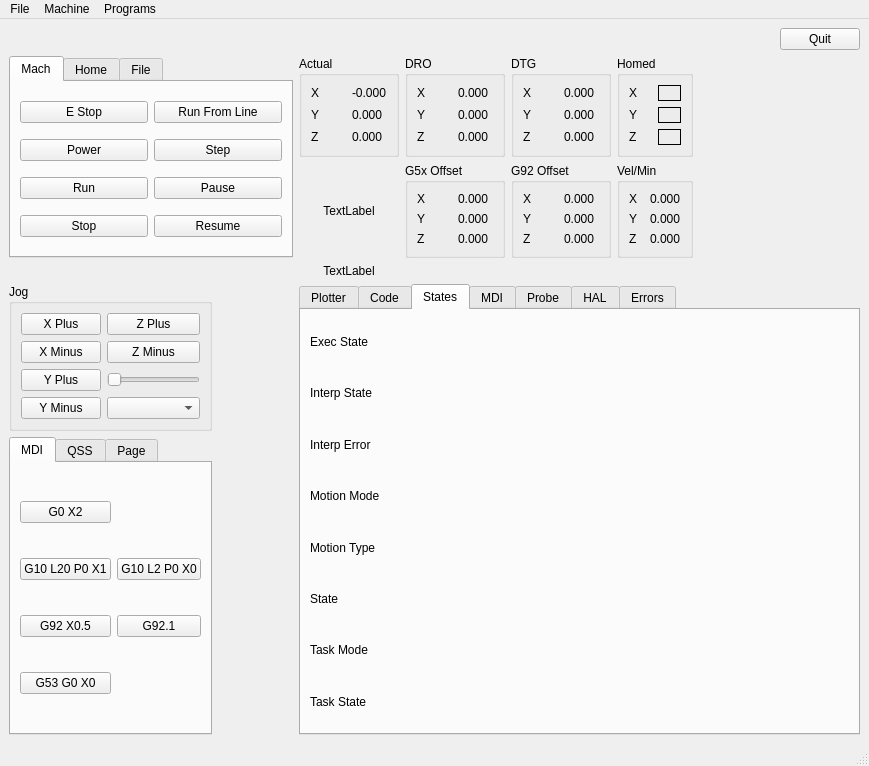
The window that examples/testgui/test.ui (jethornton/flexgui) describes before a commit, drawn with Qt 5.
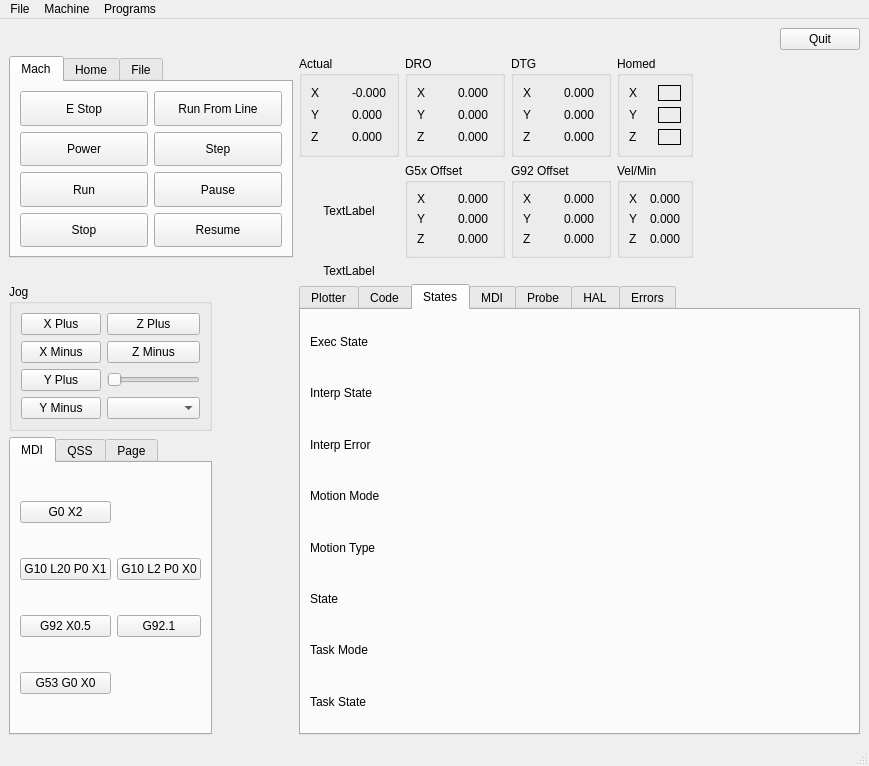
The same window after the commit.

What changed in the file:
```diff
--- a/examples/testgui/test.ui
+++ b/examples/testgui/test.ui
@@ -347,6 +347,12 @@
         </item>
         <item row="4" column="0">
          <widget class="QLabel" name="label_17">
+          <property name="maximumSize">
+           <size>
+            <width>100</width>
+            <height>16777215</height>
+           </size>
+          </property>
           <property name="text">
            <string>Motion Type</string>
           </property>
@@ -354,6 +360,12 @@
         </item>
         <item row="2" column="0">
          <widget class="QLabel" name="label_15">
+          <property name="maximumSize">
+           <size>
+            <width>100</width>
+            <height>16777215</height>
+           </size>
+          </property>
           <property name="text">
            <string>Interp Error</string>
           </property>
@@ -375,6 +387,12 @@
         </item>
         <item row="0" column="0">
          <widget class="QLabel" name="label_13">
+          <property name="maximumSize">
+           <size>
+            <width>100</width>
+            <height>16777215</height>
+           </size>
+          </property>
           <property name="text">
            <string>Exec State</string>
           </property>
@@ -382,6 +400,12 @@
         </item>
         <item row="7" column="0">
          <widget class="QLabel" name="label_19">
+          <property name="maximumSize">
+           <size>
+            <width>100</width>
+            <height>16777215</height>
+           </size>
+          </property>
           <property name="text">
            <string>Task State</string>
           </property>
@@ -396,6 +420,12 @@
         </item>
         <item row="1" column="0">
          <widget class="QLabel" name="label_14">
+          <property name="maximumSize">
+           <size>
+            <width>100</width>
+            <height>16777215</height>
+           </size>
+          </property>
           <property name="text">
            <string>Interp State</string>
           </property>
@@ -403,6 +433,12 @@
         </item>
         <item row="3" column="0">
          <widget class="QLabel" name="label_16">
+          <property name="maximumSize">
+           <size>
+            <width>100</width>
+            <height>16777215</height>
+           </size>
+          </property>
           <property name="text">
            <string>Motion Mode</string>
           </property>
@@ -417,6 +453,12 @@
         </item>
         <item row="6" column="0">
          <widget class="QLabel" name="label_18">
+          <property name="maximumSize">
+           <size>
+            <width>100</width>
+            <height>16777215</height>
+           </size>
+          </property>
           <property name="text">
            <string>Task Mode</string>
           </property>
@@ -431,6 +473,12 @@
         </item>
         <item row="5" column="0">
          <widget class="QLabel" name="label_21">
+          <property name="maximumSize">
+           <size>
+            <width>100</width>
+            <height>16777215</height>
+           </size>
+          </property>
           <property name="text">
            <string>State</string>
           </property>
@@ -1597,6 +1645,12 @@
        <layout class="QGridLayout" name="gridLayout_12">
         <item row="3" column="0">
          <widget class="QPushButton" name="stop_pb">
+          <property name="sizePolicy">
+           <sizepolicy hsizetype="Minimum" vsizetype="Expanding">
+            <horstretch>0</horstretch>
+            <verstretch>0</verstretch>
+           </sizepolicy>
+          </property>
           <property name="text">
            <string>Stop</string>
           </property>
@@ -1604,6 +1658,12 @@
         </item>
         <item row="2" column="0">
          <widget class="QPushButton" name="run_pb">
+          <property name="sizePolicy">
+           <sizepolicy hsizetype="Minimum" vsizetype="Expanding">
+            <horstretch>0</horstretch>
+            <verstretch>0</verstretch>
+           </sizepolicy>
+          </property>
           <property name="text">
            <string>Run</string>
           </property>
@@ -1611,6 +1671,12 @@
         </item>
         <item row="0" column="0">
          <widget class="QPushButton" name="estop_pb">
+          <property name="sizePolicy">
+           <sizepolicy hsizetype="Minimum" vsizetype="Expanding">
+            <horstretch>0</horstretch>
+            <verstretch>0</verstretch>
+           </sizepolicy>
+          </property>
           <property name="text">
            <string>E Stop</string>
           </property>
@@ -1624,6 +1690,12 @@
         </item>
         <item row="1" column="0">
          <widget class="QPushButton" name="power_pb">
+          <property name="sizePolicy">
+           <sizepolicy hsizetype="Minimum" vsizetype="Expanding">
+            <horstretch>0</horstretch>
+            <verstretch>0</verstretch>
+           </sizepolicy>
+          </property>
           <property name="text">
            <string>Power</string>
           </property>
@@ -1637,6 +1709,12 @@
         </item>
         <item row="0" column="1">
          <widget class="QPushButton" name="run_from_line_pb">
+          <property name="sizePolicy">
+           <sizepolicy hsizetype="Minimum" vsizetype="Expanding">
+            <horstretch>0</horstretch>
+            <verstretch>0</verstretch>
+           </sizepolicy>
+          </property>
           <property name="text">
            <string>Run From Line</string>
           </property>
@@ -1644,6 +1722,12 @@
         </item>
         <item row="1" column="1">
          <widget class="QPushButton" name="step_pb">
+          <property name="sizePolicy">
+           <sizepolicy hsizetype="Minimum" vsizetype="Expanding">
+            <horstretch>0</horstretch>
+            <verstretch>0</verstretch>
+           </sizepolicy>
+          </property>
           <property name="text">
            <string>Step</string>
           </property>
@@ -1651,6 +1735,12 @@
         </item>
         <item row="2" column="1">
          <widget class="QPushButton" name="pause_pb">
+          <property name="sizePolicy">
+           <sizepolicy hsizetype="Minimum" vsizetype="Expanding">
+            <horstretch>0</horstretch>
+            <verstretch>0</verstretch>
+           </sizepolicy>
+          </property>
           <property name="text">
            <string>Pause</string>
           </property>
@@ -1658,6 +1748,12 @@
         </item>
         <item row="3" column="1">
          <widget class="QPushButton" name="resume_pb">
+          <property name="sizePolicy">
+           <sizepolicy hsizetype="Minimum" vsizetype="Expanding">
+            <horstretch>0</horstretch>
+            <verstretch>0</verstretch>
+           </sizepolicy>
+          </property>
           <property name="text">
            <string>Resume</string>
           </property>
```
Left out of the diff: 3 changed lines with no effect on the pictures.
